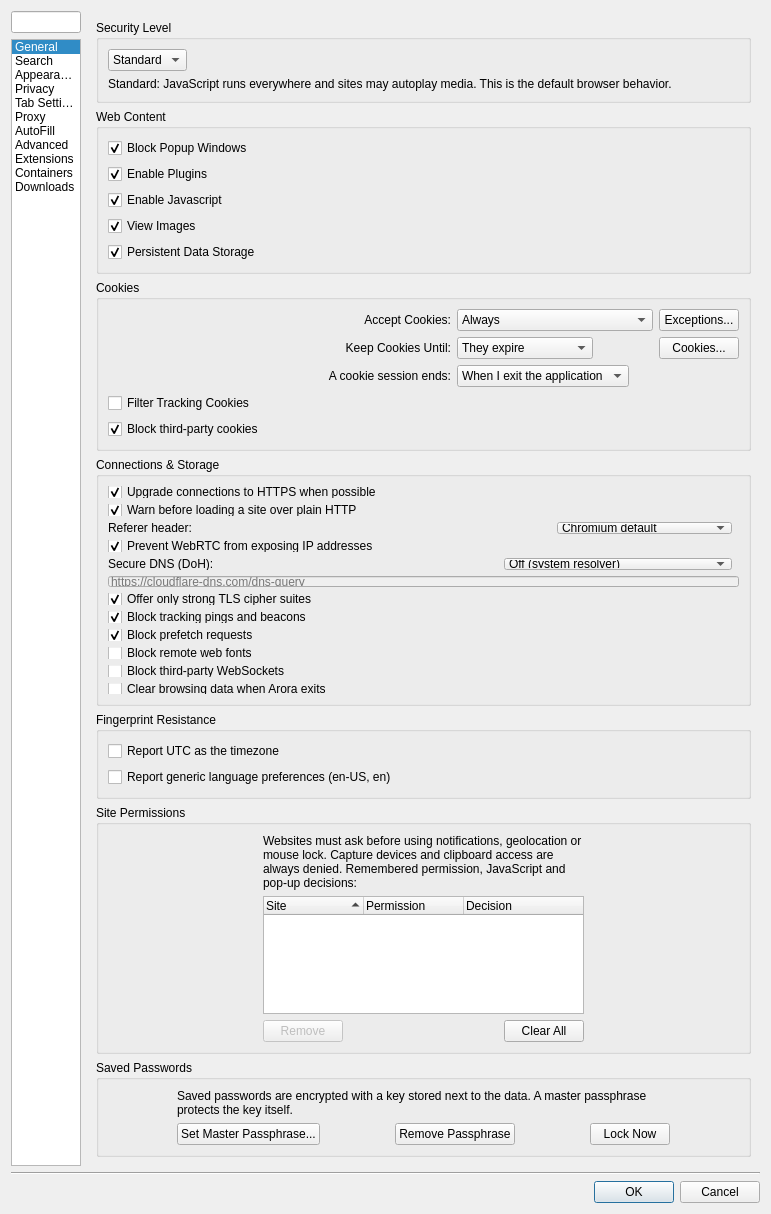
Before: the Qt Designer form src/settings.ui in IT-Space-2026/arktos, drawn with Qt 5.
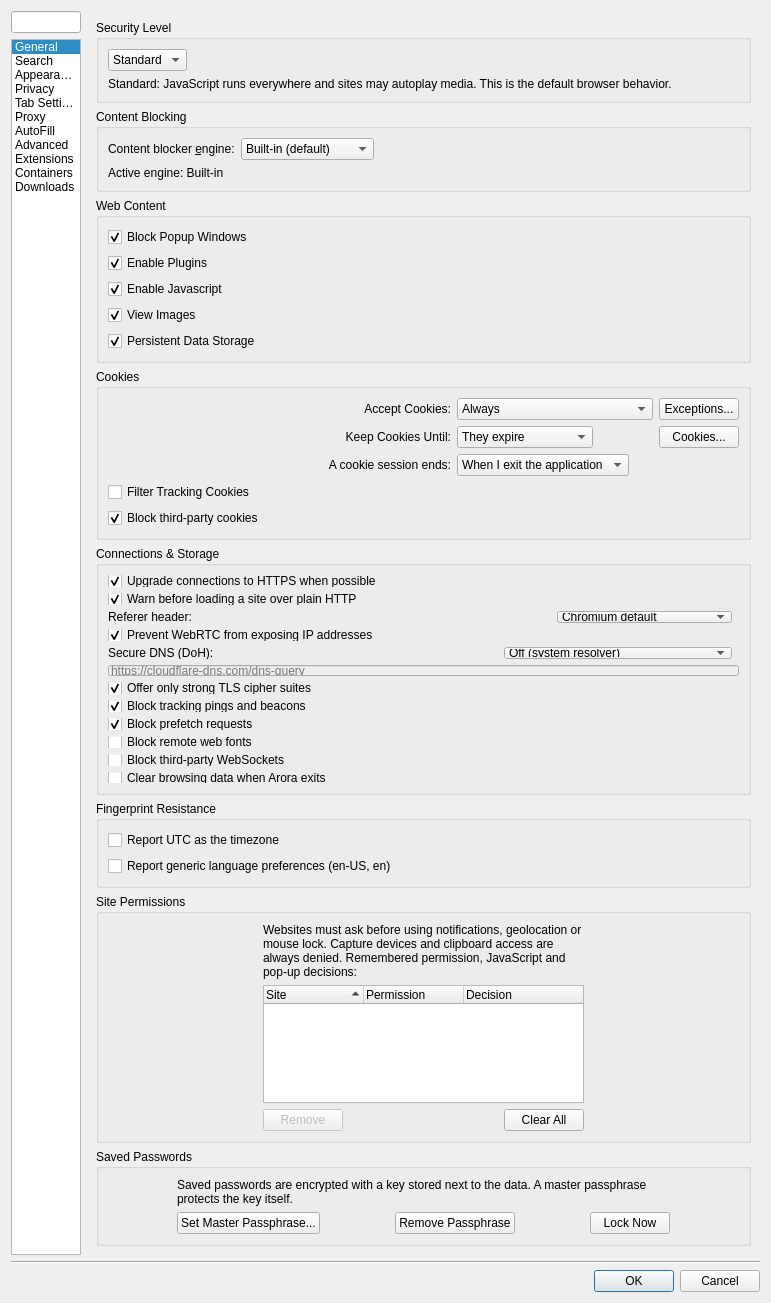
After: the same form once the commit is applied. The open tabs and pages were chosen to show the change. Custom widgets are drawn as their Qt base class.

Commit message: ADB06: runtime content-blocker engine selector in Preferences

```diff
--- a/src/settings.ui
+++ b/src/settings.ui
@@ -1431,6 +1431,61 @@
          </layout>
         </widget>
        </item>
+       <item>
+        <widget class="QGroupBox" name="contentBlockingGroup">
+         <property name="title">
+          <string>Content Blocking</string>
+         </property>
+         <layout class="QGridLayout" name="contentBlockingLayout" columnstretch="0,0,1">
+          <item row="0" column="0">
+           <widget class="QLabel" name="adblockEngineLabel">
+            <property name="text">
+             <string>Content blocker &amp;engine:</string>
+            </property>
+            <property name="buddy">
+             <cstring>adblockEngineCombo</cstring>
+            </property>
+           </widget>
+          </item>
+          <item row="0" column="1">
+           <widget class="QComboBox" name="adblockEngineCombo">
+            <property name="sizePolicy">
+             <sizepolicy hsizetype="Maximum" vsizetype="Fixed">
+              <horstretch>0</horstretch>
+              <verstretch>0</verstretch>
+             </sizepolicy>
+            </property>
+            <property name="accessibleName">
+             <string>Content blocker engine</string>
+            </property>
+            <property name="toolTip">
+             <string>Which matcher answers ad and tracker blocking. Brave adblock-rust applies list semantics the built-in engine only approximates ($badfilter, $removeparam, redirect resources); edge-case coverage differs slightly between the two — --adblock-rust-smoke diffs them.</string>
+            </property>
+            <item>
+             <property name="text">
+              <string>Built-in (default)</string>
+             </property>
+            </item>
+            <item>
+             <property name="text">
+              <string>Brave adblock-rust</string>
+             </property>
+            </item>
+           </widget>
+          </item>
+          <item row="1" column="0" colspan="2">
+           <widget class="QLabel" name="adblockEngineStatus">
+            <property name="text">
+             <string>Active engine: Built-in</string>
+            </property>
+            <property name="wordWrap">
+             <bool>true</bool>
+            </property>
+           </widget>
+          </item>
+         </layout>
+        </widget>
+       </item>
        <item>
         <widget class="QGroupBox" name="groupBox">
          <property name="title">
```
Left out of the diff: 1 changed line with no effect on the pictures. The commit also changes 14 other files.
